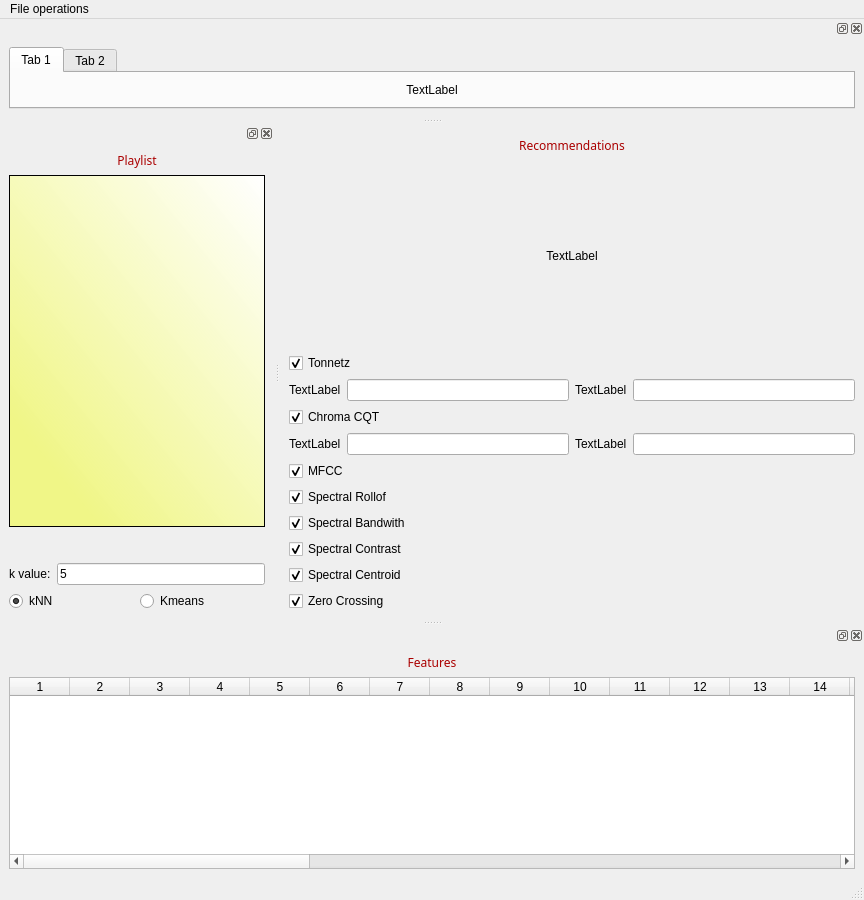
Old version of the form GUI/main.ui in the repository zbrave/LicenseProject.
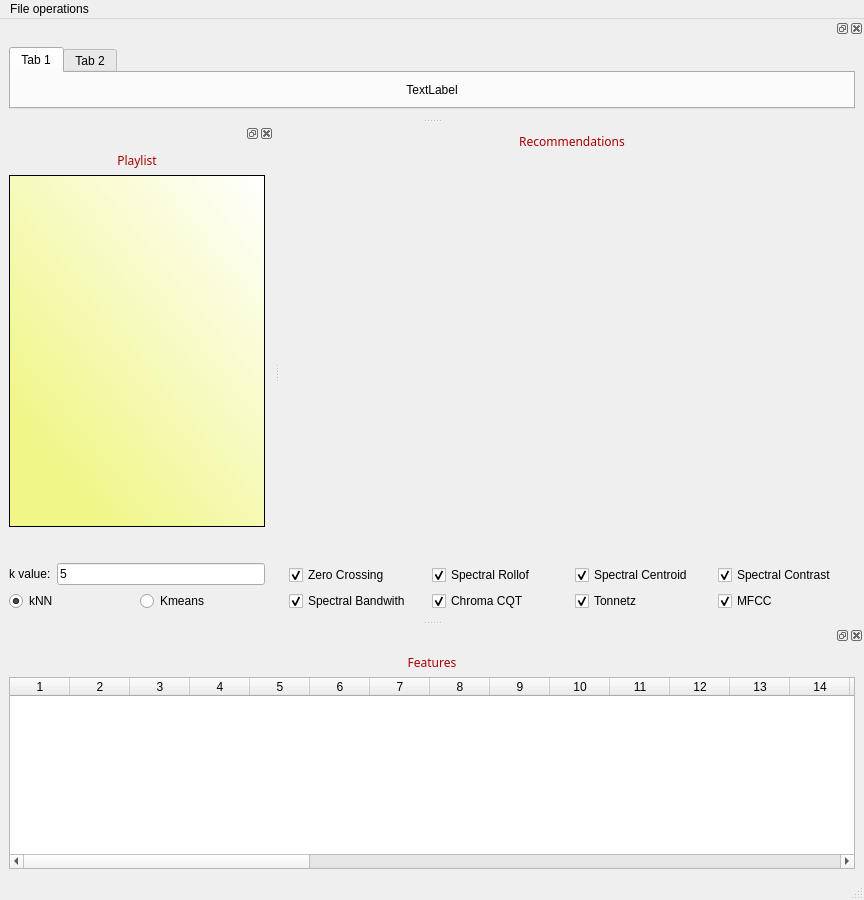
New version of the form. Icons and pictures are not drawn.

```diff
--- a/GUI/main.ui
+++ b/GUI/main.ui
@@ -19,40 +19,100 @@
   <widget class="QWidget" name="centralwidget">
    <layout class="QGridLayout" name="gridLayout_6">
     <item row="0" column="0">
-     <layout class="QGridLayout" name="gridLayout_7">
-      <item row="1" column="0">
-       <layout class="QGridLayout" name="gridLayout_8">
-        <item row="0" column="0">
-         <widget class="QCheckBox" name="checkBox_8">
+     <layout class="QVBoxLayout" name="verticalLayout_2">
+      <item>
+       <widget class="QLabel" name="label_3">
+        <property name="sizePolicy">
+         <sizepolicy hsizetype="Preferred" vsizetype="Preferred">
+          <horstretch>0</horstretch>
+          <verstretch>0</verstretch>
+         </sizepolicy>
+        </property>
+        <property name="maximumSize">
+         <size>
+          <width>16777215</width>
+          <height>25</height>
+         </size>
+        </property>
+        <property name="palette">
+         <palette>
+          <active>
+           <colorrole role="WindowText">
+            <brush brushstyle="SolidPattern">
+             <color alpha="255">
+              <red>170</red>
+              <green>0</green>
+              <blue>0</blue>
+             </color>
+            </brush>
+           </colorrole>
+          </active>
+          <inactive>
+           <colorrole role="WindowText">
+            <brush brushstyle="SolidPattern">
+             <color alpha="255">
+              <red>170</red>
+              <green>0</green>
+              <blue>0</blue>
+             </color>
+            </brush>
+           </colorrole>
+          </inactive>
+          <disabled>
+           <colorrole role="WindowText">
+            <brush brushstyle="SolidPattern">
+             <color alpha="255">
+              <red>120</red>
+              <green>120</green>
+              <blue>120</blue>
+             </color>
+            </brush>
+           </colorrole>
+          </disabled>
+         </palette>
+        </property>
+        <property name="font">
+         <font>
+          <family>Gill Sans Ultra Bold</family>
+         </font>
+        </property>
+        <property name="text">
+         <string>Recommendations</string>
+        </property>
+        <property name="alignment">
+         <set>Qt::AlignCenter</set>
+        </property>
+       </widget>
+      </item>
+      <item>
+       <spacer name="verticalSpacer">
+        <property name="orientation">
+         <enum>Qt::Vertical</enum>
+        </property>
+        <property name="sizeType">
+         <enum>QSizePolicy::MinimumExpanding</enum>
+        </property>
+        <property name="sizeHint" stdset="0">
+         <size>
+          <width>20</width>
+          <height>80</height>
+         </size>
+        </property>
+       </spacer>
+      </item>
+      <item>
+       <layout class="QHBoxLayout" name="horizontalLayout_5">
+        <item>
+         <widget class="QCheckBox" name="checkBox_6">
           <property name="text">
-           <string>Tonnetz</string>
+           <string>Zero Crossing</string>
           </property>
           <property name="checked">
            <bool>true</bool>
           </property>
          </widget>
         </item>
-        <item row="7" column="0">
-         <widget class="QCheckBox" name="checkBox_7">
-          <property name="text">
-           <string>MFCC</string>
-          </property>
-          <property name="checked">
-           <bool>true</bool>
-          </property>
-         </widget>
-        </item>
-        <item row="5" column="0">
-         <widget class="QCheckBox" name="checkBox">
-          <property name="text">
-           <string>Chroma CQT</string>
-          </property>
-          <property name="checked">
-           <bool>true</bool>
-          </property>
-         </widget>
-        </item>
-        <item row="8" column="0">
+        <item>
          <widget class="QCheckBox" name="checkBox_2">
           <property name="text">
            <string>Spectral Rollof</string>
@@ -62,7 +122,17 @@
           </property>
          </widget>
         </item>
-        <item row="10" column="0">
+        <item>
+         <widget class="QCheckBox" name="checkBox_5">
+          <property name="text">
+           <string>Spectral Centroid</string>
+          </property>
+          <property name="checked">
+           <bool>true</bool>
+          </property>
+         </widget>
+        </item>
+        <item>
          <widget class="QCheckBox" name="checkBox_4">
           <property name="text">
            <string>Spectral Contrast</string>
@@ -72,7 +142,11 @@
           </property>
          </widget>
         </item>
-        <item row="9" column="0">
+       </layout>
+      </item>
+      <item>
+       <layout class="QHBoxLayout" name="horizontalLayout_3">
+        <item>
          <widget class="QCheckBox" name="checkBox_3">
           <property name="text">
            <string>Spectral Bandwith</string>
@@ -82,149 +156,33 @@
           </property>
          </widget>
         </item>
-        <item row="11" column="0">
-         <widget class="QCheckBox" name="checkBox_5">
+        <item>
+         <widget class="QCheckBox" name="checkBox">
           <property name="text">
-           <string>Spectral Centroid</string>
+           <string>Chroma CQT</string>
           </property>
           <property name="checked">
            <bool>true</bool>
           </property>
          </widget>
         </item>
-        <item row="12" column="0">
-         <widget class="QCheckBox" name="checkBox_6">
+        <item>
+         <widget class="QCheckBox" name="checkBox_8">
           <property name="text">
-           <string>Zero Crossing</string>
+           <string>Tonnetz</string>
           </property>
           <property name="checked">
            <bool>true</bool>
           </property>
          </widget>
         </item>
-        <item row="3" column="0">
-         <layout class="QHBoxLayout" name="horizontalLayout_3">
-          <item>
-           <widget class="QLabel" name="label_4">
-            <property name="text">
-             <string>TextLabel</string>
-            </property>
-           </widget>
-          </item>
-          <item>
-           <widget class="QLineEdit" name="lineEdit_2"/>
-          </item>
-          <item>
-           <widget class="QLabel" name="label_5">
-            <property name="text">
-             <string>TextLabel</string>
-            </property>
-           </widget>
-          </item>
-          <item>
-           <widget class="QLineEdit" name="lineEdit"/>
-          </item>
-         </layout>
-        </item>
-        <item row="6" column="0">
-         <layout class="QHBoxLayout" name="horizontalLayout_5">
-          <item>
-           <widget class="QLabel" name="label_7">
-            <property name="text">
-             <string>TextLabel</string>
-            </property>
-           </widget>
-          </item>
-          <item>
-           <widget class="QLineEdit" name="lineEdit_3"/>
-          </item>
-          <item>
-           <widget class="QLabel" name="label_6">
-            <property name="text">
-             <string>TextLabel</string>
-            </property>
-           </widget>
-          </item>
-          <item>
-           <widget class="QLineEdit" name="lineEdit_4"/>
-          </item>
-         </layout>
-        </item>
-       </layout>
-      </item>
-      <item row="0" column="0">
-       <layout class="QVBoxLayout" name="verticalLayout_2">
         <item>
-         <widget class="QLabel" name="label_3">
-          <property name="sizePolicy">
-           <sizepolicy hsizetype="Preferred" vsizetype="Preferred">
-            <horstretch>0</horstretch>
-            <verstretch>0</verstretch>
-           </sizepolicy>
-          </property>
-          <property name="maximumSize">
-           <size>
-            <width>16777215</width>
-            <height>25</height>
-           </size>
-          </property>
-          <property name="palette">
-           <palette>
-            <active>
-             <colorrole role="WindowText">
-              <brush brushstyle="SolidPattern">
-               <color alpha="255">
-                <red>170</red>
-                <green>0</green>
-                <blue>0</blue>
-               </color>
-              </brush>
-             </colorrole>
-            </active>
-            <inactive>
-             <colorrole role="WindowText">
-              <brush brushstyle="SolidPattern">
-               <color alpha="255">
-                <red>170</red>
-                <green>0</green>
-                <blue>0</blue>
-               </color>
-              </brush>
-             </colorrole>
-            </inactive>
-            <disabled>
-             <colorrole role="WindowText">
-              <brush brushstyle="SolidPattern">
-               <color alpha="255">
-                <red>120</red>
-                <green>120</green>
-                <blue>120</blue>
-               </color>
-              </brush>
-             </colorrole>
-            </disabled>
-           </palette>
-          </property>
-          <property name="font">
-           <font>
-            <family>Gill Sans Ultra Bold</family>
-           </font>
-          </property>
+         <widget class="QCheckBox" name="checkBox_7">
           <property name="text">
-           <string>Recommendations</string>
+           <string>MFCC</string>
           </property>
-          <property name="alignment">
-           <set>Qt::AlignCenter</set>
-          </property>
-         </widget>
-        </item>
-        <item>
-         <widget class="QLabel" name="label_9">
-          <property name="text">
-           <string>TextLabel</string>
-          </property>
-          <property name="alignment">
-           <set>Qt::AlignCenter</set>
+          <property name="checked">
+           <bool>true</bool>
           </property>
          </widget>
         </item>
```
